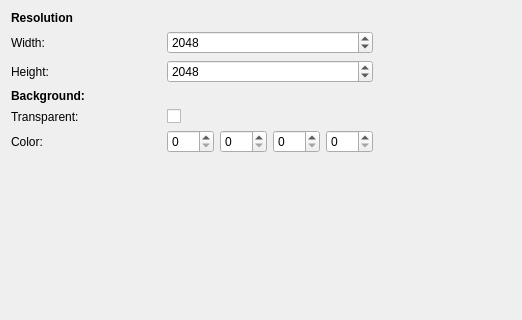
Old version of the form qt_ui/DialogExportImage.ui in the repository FilmColors/VIAN; both pictures show x 0 to 522 and y 0 to 320 of the 641 by 404 pixel window.
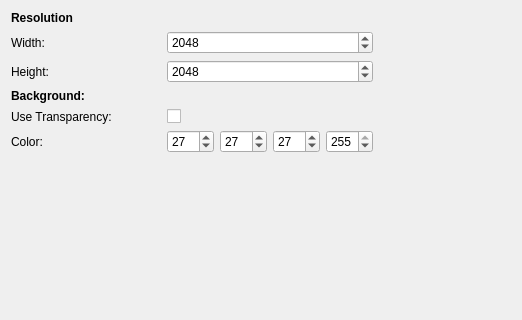
New version of the form.

Diff of the .ui file:
```diff
--- a/qt_ui/DialogExportImage.ui
+++ b/qt_ui/DialogExportImage.ui
@@ -133,7 +133,7 @@
             </size>
            </property>
            <property name="text">
-            <string>Transparent:</string>
+            <string>Use Transparency:</string>
            </property>
           </widget>
          </item>
@@ -175,9 +175,15 @@
              <verstretch>0</verstretch>
             </sizepolicy>
            </property>
+           <property name="minimum">
+            <number>0</number>
+           </property>
            <property name="maximum">
             <number>255</number>
            </property>
+           <property name="value">
+            <number>27</number>
+           </property>
           </widget>
          </item>
          <item>
@@ -188,9 +194,15 @@
              <verstretch>0</verstretch>
             </sizepolicy>
            </property>
+           <property name="minimum">
+            <number>0</number>
+           </property>
            <property name="maximum">
             <number>255</number>
            </property>
+           <property name="value">
+            <number>27</number>
+           </property>
           </widget>
          </item>
          <item>
@@ -201,9 +213,15 @@
              <verstretch>0</verstretch>
             </sizepolicy>
            </property>
+           <property name="minimum">
+            <number>0</number>
+           </property>
            <property name="maximum">
             <number>255</number>
            </property>
+           <property name="value">
+            <number>27</number>
+           </property>
           </widget>
          </item>
          <item>
@@ -217,6 +235,9 @@
            <property name="maximum">
             <number>255</number>
            </property>
+           <property name="value">
+            <number>255</number>
+           </property>
           </widget>
          </item>
         </layout>
```
Left out of the diff: 2 changed lines with no effect on the pictures.
